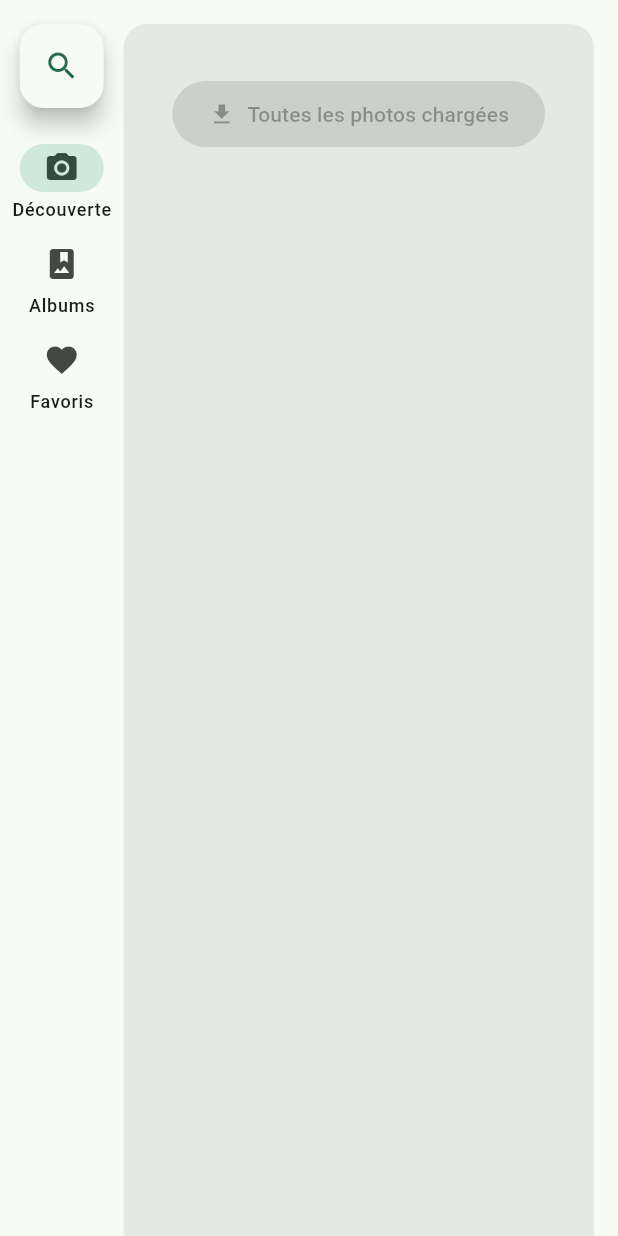
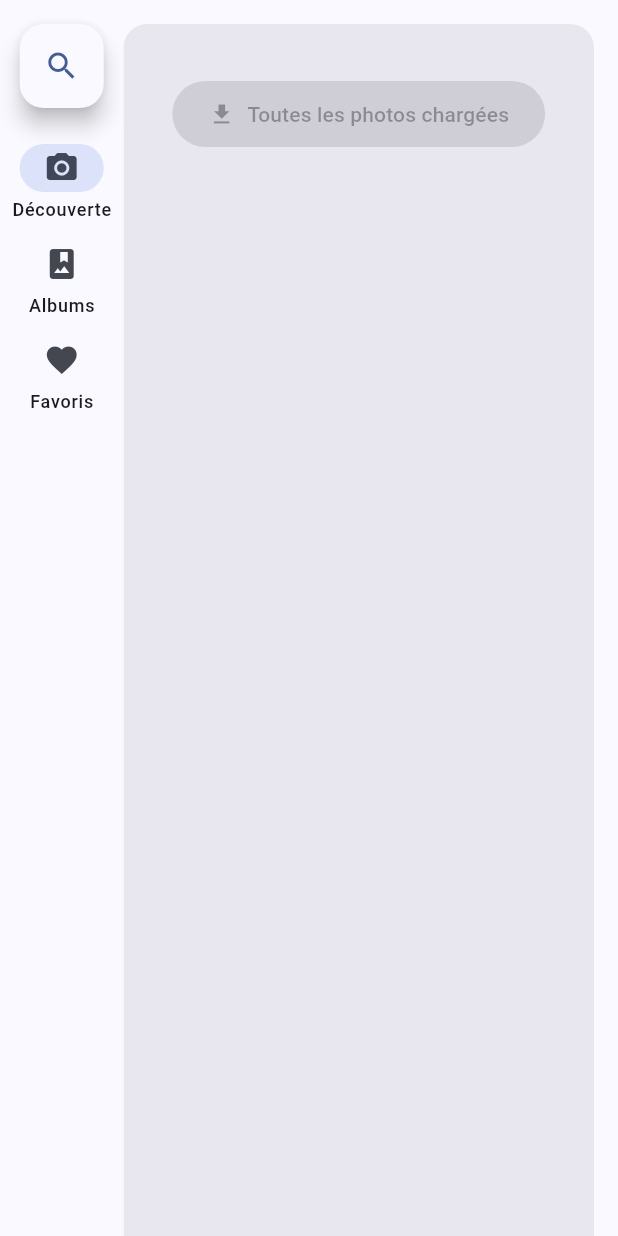
Before and after one commit to lynn2910/Lumen, a Flutter app: the screen it shows after launch, on a phone screen of 412 x 824 dp. Run offline on Flutter 3.47's test engine with Material 3 defaults, Android fonts, the phone set to English and light mode, and no system bars; our stand-ins replace go_router, isar; accounts and stored records are empty; generated files the repository leaves out were written again.

Commit message:
feat: Add dark theme

```diff
--- a/lib/main.dart
+++ b/lib/main.dart
@@ -41,7 +41,19 @@ class _AppState extends State<App> {
     return MaterialApp.router(
       title: 'Flutter Demo',
       theme: ThemeData(
-        colorScheme: ColorScheme.fromSeed(seedColor: Colors.greenAccent),
+        colorScheme: ColorScheme.fromSeed(
+          seedColor: Colors.blueAccent,
+          brightness: Brightness.light,
+        ),
+        brightness: Brightness.light,
+        useMaterial3: true,
+      ),
+      darkTheme: ThemeData(
+        colorScheme: ColorScheme.fromSeed(
+          seedColor: Colors.blueAccent,
+          brightness: Brightness.dark,
+        ),
+        brightness: Brightness.dark,
         useMaterial3: true,
       ),
       routerConfig: AppRouter.router,
```
